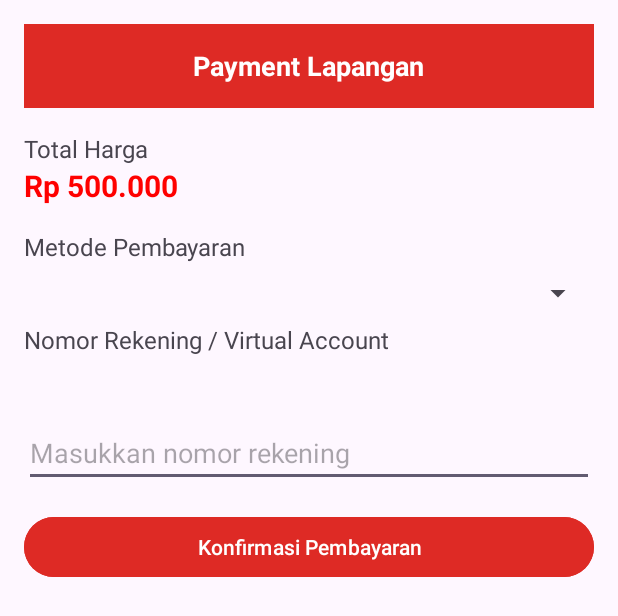
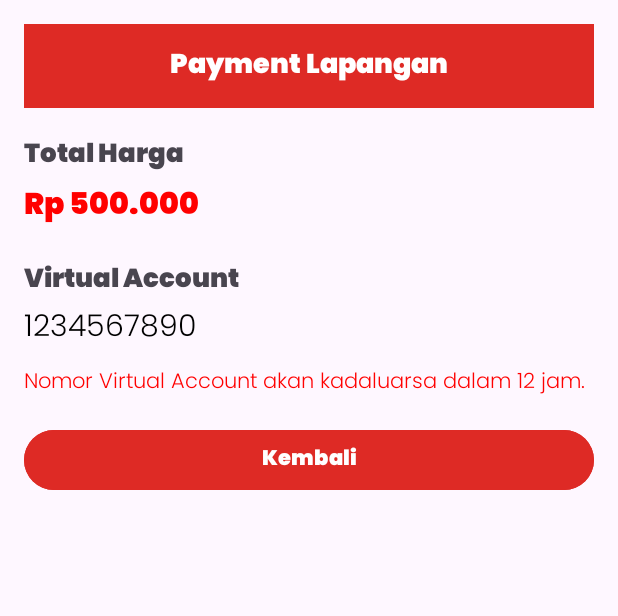
Before and after one commit to Reginasheren19/Reservasi_Lapangan, an Android app: the layout activity_payment.xml on its own in the app's theme, with its tools: preview values and no code run, on a phone screen of 412 x 824 dp. Shown: the top 616 px of the screen. Run offline under Robolectric (Android 15) with nearby library versions, the phone set to English and light mode, and no system bars.

Commit message:
update payment

```diff
--- a/app/src/main/res/layout/activity_payment.xml
+++ b/app/src/main/res/layout/activity_payment.xml
@@ -14,13 +14,6 @@
         android:layout_height="56dp"
         android:background="#de2a25">
 
-        <ImageView
-            android:id="@+id/backButton"
-            android:layout_width="wrap_content"
-            android:layout_height="wrap_content"
-            android:layout_centerVertical="true"
-            android:layout_marginStart="8dp"
-            android:contentDescription="Back Button" />
 
         <TextView
             android:id="@+id/title"
@@ -28,6 +21,7 @@
             android:layout_height="wrap_content"
             android:layout_centerVertical="true"
             android:layout_centerHorizontal="true"
+            android:fontFamily="@font/poppins_black"
             android:text="Payment Lapangan"
             android:textColor="@android:color/white"
             android:textSize="18sp"
@@ -41,7 +35,9 @@
         android:layout_height="wrap_content"
         android:layout_marginTop="16dp"
         android:text="Total Harga"
-        android:textSize="16sp" />
+        android:textSize="17sp"
+        android:fontFamily="@font/poppins_black"
+        android:textStyle="bold"/>
 
     <TextView
         android:id="@+id/tvTotalHarga"
@@ -49,56 +45,49 @@
         android:layout_height="wrap_content"
         android:text="Rp 500.000"
         android:textColor="#FF0000"
+        android:fontFamily="@font/poppins_black"
         android:textSize="20sp"
         android:textStyle="bold" />
 
     <TextView
-        android:id="@+id/metodePembayaranLabel"
+        android:id="@+id/virtualAccountLabel"
         android:layout_width="wrap_content"
         android:layout_height="wrap_content"
         android:layout_marginTop="16dp"
-        android:text="Metode Pembayaran"
-        android:textSize="16sp" />
+        android:text="Virtual Account"
+        android:textStyle="bold"
+        android:fontFamily="@font/poppins_black"
+        android:textSize="17sp" />
 
-    <Spinner
-        android:id="@+id/metodePembayaran"
-        android:layout_width="match_parent"
-        android:layout_height="wrap_content"
-        android:layout_marginTop="8dp" />
-
-    <TextView
-        android:id="@+id/nomorRekeningLabel"
-        android:layout_width="match_parent"
-        android:layout_height="56dp"
-        android:layout_marginTop="8dp"
-        android:text="Nomor Rekening / Virtual Account"
-        android:textSize="16sp" />
-
-    <EditText
-        android:id="@+id/nomorRekening"
-        android:layout_width="match_parent"
-        android:layout_height="wrap_content"
-        android:layout_marginTop="8dp"
-        android:hint="Masukkan nomor rekening"
-        android:inputType="number" />
-
+    <!-- Virtual Account ID -->
     <TextView
         android:id="@+id/virtualAccountField"
         android:layout_width="match_parent"
         android:layout_height="wrap_content"
+        android:text="1234567890"
+        android:textSize="20sp"
+        android:fontFamily="@font/poppins_light"
+        android:textColor="#000000" />
+
+    <TextView
+        android:id="@+id/virtualAccountExpiration"
+        android:layout_width="wrap_content"
+        android:layout_height="wrap_content"
         android:layout_marginTop="8dp"
-        android:text="Virtual Account akan muncul di sini"
-        android:visibility="gone"
-        android:textColor="#000000"
-        android:textSize="16sp" />
+        android:text="Nomor Virtual Account akan kadaluarsa dalam 12 jam."
+        android:textSize="14sp"
+        android:fontFamily="@font/poppins_light"
+        android:textColor="#FF0000" />
 
+    <!-- Kembali ke Halaman Awal Button -->
     <Button
-        android:id="@+id/konfirmasiPembayaran"
+        android:id="@+id/backToHomeButton"
         android:layout_width="match_parent"
         android:layout_height="wrap_content"
         android:layout_marginTop="16dp"
         android:backgroundTint="#de2a25"
-        android:text="Konfirmasi Pembayaran"
+        android:text="Kembali"
+        android:fontFamily="@font/poppins_black"
         android:textColor="@android:color/white" />
 
 </LinearLayout>
```
Also changed, not shown: app/src/main/java/com/example/reservasi_lapangan/PaymentActivity.java (+18 -61 lines).
